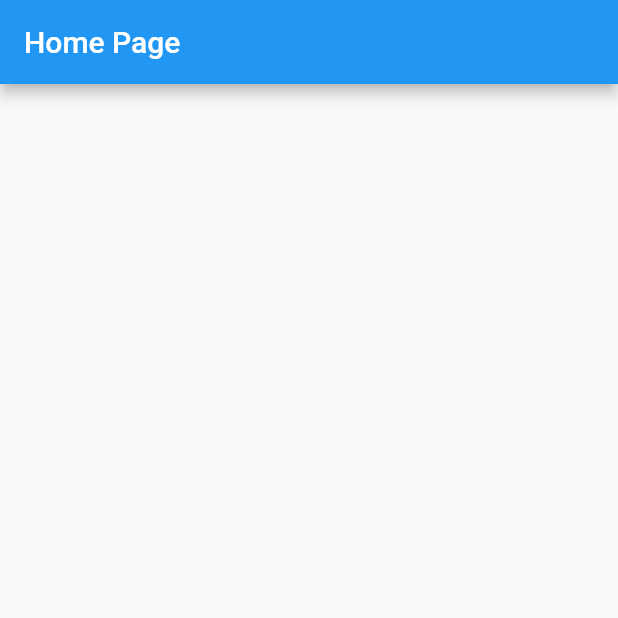
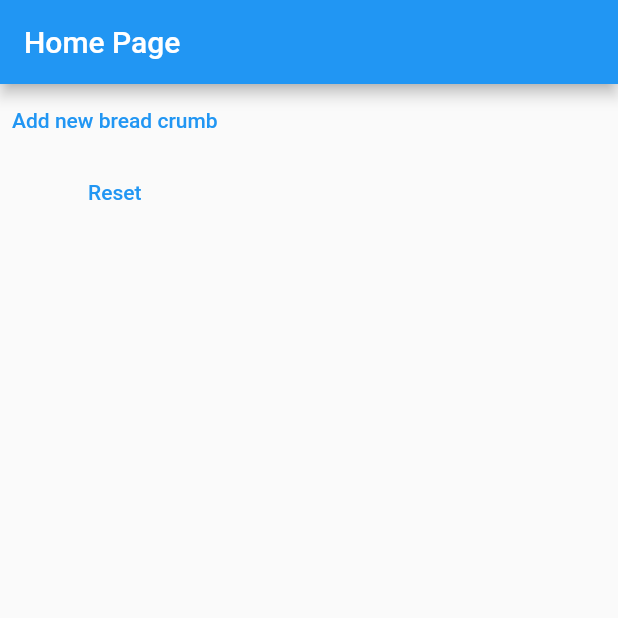
Before and after one commit to MariiaMohylska/state-management-flutter, a Flutter app: the screen it shows after launch, on a phone screen of 412 x 824 dp, the top half of it. Run offline on Flutter 3.47's test engine with Material 2 defaults, Android fonts, the phone set to English and light mode, and no system bars.

Commit message:
Chapter 5 - Provider - finished first project https://www.youtube.com/watch?v=MIbctCfdgRQ&list=PL6yRaaP0WPkUf-ff1OX99DVSL1cynLHxO&index=6&ab_channel=VandadNahavandipoor

```diff
--- a/state_management_provider_project_1/lib/main.dart
+++ b/state_management_provider_project_1/lib/main.dart
@@ -1,11 +1,21 @@
+import 'dart:collection';
+
 import 'package:flutter/material.dart';
+import 'package:provider/provider.dart';
+import 'package:uuid/uuid.dart';
 
 void main() {
-  runApp(MaterialApp(
-    title: 'Flutter Demo',
-    theme: ThemeData(primarySwatch: Colors.blue),
-    debugShowCheckedModeBanner: false,
-    home: const HomePage(),
+  runApp(ChangeNotifierProvider(
+    create: (_) => BreadCrumbProvider(),
+    child: MaterialApp(
+      title: 'Flutter Demo',
+      theme: ThemeData(primarySwatch: Colors.blue),
+      debugShowCheckedModeBanner: false,
+      home: const HomePage(),
+      routes: {
+        '/new': (context) => const NewBreadCrumbWidget(),
+      },
+    ),
   ));
 }
 
@@ -18,6 +28,126 @@ class HomePage extends StatelessWidget {
       appBar: AppBar(
         title: const Text('Home Page'),
       ),
+      body: Column(
+        children: [
+          Consumer<BreadCrumbProvider>(
+            builder: (context, value, child) {
+              return BreadCrumbsWidget(breadCrumbs: value.items);
+            },
+          ),
+          TextButton(
+            onPressed: () {
+              Navigator.of(context).pushNamed('/new');
+            },
+            child: const Text('Add new bread crumb'),
+          ),
+          TextButton(
+            onPressed: () {
+              context.read<BreadCrumbProvider>().reset();
+            },
+            child: const Text('Reset'),
+          ),
+        ],
+      ),
     );
   }
 }
+
+class BreadCrumb {
+  final String uuid;
+  bool isActive;
+  final String name;
+
+  BreadCrumb({required this.name, required this.isActive})
+      : uuid = const Uuid().v4();
+
+  void activate() => isActive = true;
+
+  @override
+  bool operator ==(covariant BreadCrumb other) => uuid == other.uuid;
+
+  @override
+  int get hashCode => uuid.hashCode;
+
+  String get title => name + (isActive ? ' > ' : '');
+}
+
+class BreadCrumbProvider extends ChangeNotifier {
+  final List<BreadCrumb> _items = [];
+
+  UnmodifiableListView<BreadCrumb> get items => UnmodifiableListView(_items);
+
+  void add(BreadCrumb breadCrumb) {
+    for (final item in _items) {
+      item.activate();
+    }
+
+    _items.add(breadCrumb);
+    notifyListeners();
+  }
+
+  void reset() {
+    _items.clear();
+    notifyListeners();
+  }
+}
+
+class BreadCrumbsWidget extends StatelessWidget {
+  final UnmodifiableListView<BreadCrumb> breadCrumbs;
+
+  const BreadCrumbsWidget({super.key, required this.breadCrumbs});
+
+  @override
+  Widget build(BuildContext context) {
+    return Wrap(
+      children: breadCrumbs
+          .map((breadCrumb) => Text(
+                breadCrumb.title,
+                style: TextStyle(
+                  color: breadCrumb.isActive ? Colors.blue : Colors.black,
+                ),
+              ))
+          .toList(),
+    );
+  }
+}
+
+class NewBreadCrumbWidget extends StatefulWidget {
+  const NewBreadCrumbWidget({super.key});
+
+  @override
+  State<NewBreadCrumbWidget> createState() => NewBreadCrumbWidgetState();
+}
+
+class NewBreadCrumbWidgetState extends State<NewBreadCrumbWidget> {
+  final _controller = TextEditingController();
+
+  @override
+  Widget build(BuildContext context) {
+    return Scaffold(
+      appBar: AppBar(
+        title: const Text('Add new bread crumb'),
+      ),
+      body: Column(
+        children: [
+          TextField(
+            controller: _controller,
+            decoration: const InputDecoration(
+                hintText: 'Enter a new bread crumb here...'),
+          ),
+          TextButton(
+            onPressed: () {
+              final text = _controller.text;
+              if (text.isNotEmpty) {
+                final breadCrumb = BreadCrumb(name: text, isActive: false);
+                context.read<BreadCrumbProvider>().add(breadCrumb);
+                Navigator.of(context).pop();
+              }
+            },
+            child: const Text('Add'),
+          ),
+        ],
+      ),
+    );
+  }
+}
--- a/state_management_provider_project_1/pubspec.yaml
+++ b/state_management_provider_project_1/pubspec.yaml
@@ -36,6 +36,7 @@ dependencies:
   # Use with the CupertinoIcons class for iOS style icons.
   cupertino_icons: ^1.0.2
   provider: ^6.0.5
+  uuid: ^3.0.7
 
 dev_dependencies:
   flutter_test:
```
Also changed, not shown: state_management_provider_project_1/pubspec.lock.
